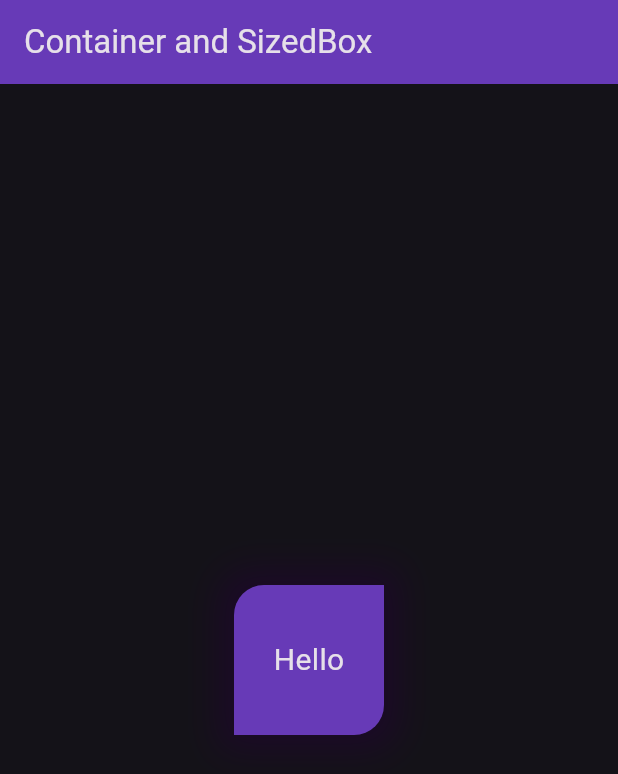
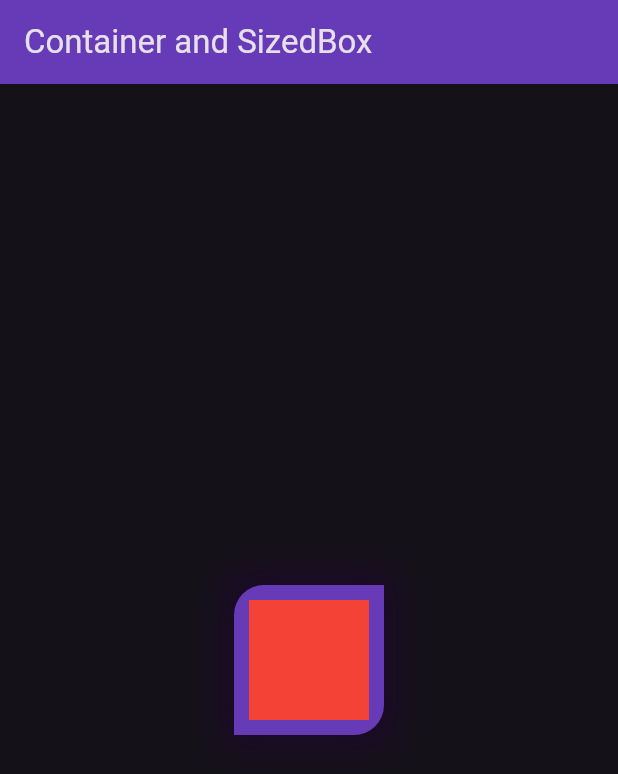
Before and after one commit to Sri-Mayur/Learn_Flutter2, a Flutter app: the screen it shows after launch, on a phone screen of 412 x 824 dp. Shown: the top 774 px of the screen. Run offline on Flutter 3.47's test engine with Material 3 defaults, Android fonts, the phone set to English and light mode, and no system bars.

Commit message:
Learned about Padding and Margin

```diff
--- a/lib/widgets/container_sized.dart
+++ b/lib/widgets/container_sized.dart
@@ -12,6 +12,7 @@ class Container_Sized extends StatelessWidget {
       ),
       body: Center(
         child: Container(
+            padding: EdgeInsets.all(10),
             height: 100,
             width: 100,
             decoration: BoxDecoration(
@@ -28,8 +29,12 @@ class Container_Sized extends StatelessWidget {
                     color: const Color.fromARGB(255, 27, 9, 39),
                   )
                 ]),
-            child:
-                Center(child: Text("Hello", style: TextStyle(fontSize: 20)))),
+            child: Center(
+              child: Container(
+                color: Colors.red,
+              ),
+              //child: Text("Hello", style: TextStyle(fontSize: 20))
+            )),
 
         // child: SizedBox(
         //   height: 50,
```
